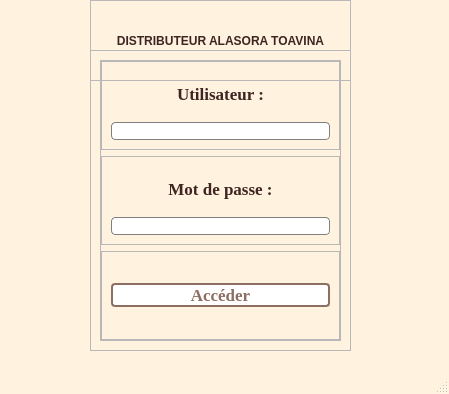
Above: mainwindow.ui from Totelof10/tsena before the change. Below: the same form after it.
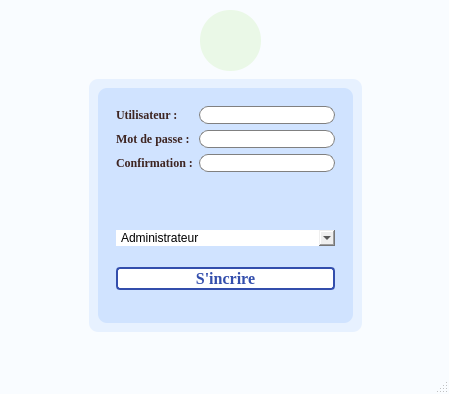
That is the form after the change. Icons and pictures are not drawn.

```diff
--- a/mainwindow.ui
+++ b/mainwindow.ui
@@ -27,7 +27,8 @@
   </property>
   <property name="styleSheet">
    <string notr="true">QMainWindow{
-	background-color:#FFF2DF;
+	background-color:#F9FCFF;
+	/*border-radius: 30px*/
 }
 QLineEdit{
 	border: 1px solid grey;
@@ -43,14 +44,83 @@
 </string>
   </property>
   <widget class="QWidget" name="centralwidget">
+   <property name="styleSheet">
+    <string notr="true"/>
+   </property>
+   <widget class="QFrame" name="frame_3">
+    <property name="geometry">
+     <rect>
+      <x>200</x>
+      <y>10</y>
+      <width>61</width>
+      <height>61</height>
+     </rect>
+    </property>
+    <property name="styleSheet">
+     <string notr="true">background-color: #EAF8E7;
+border-radius: 30px;</string>
+    </property>
+    <property name="frameShape">
+     <enum>QFrame::Shape::StyledPanel</enum>
+    </property>
+    <property name="frameShadow">
+     <enum>QFrame::Shadow::Raised</enum>
+    </property>
+    <property name="lineWidth">
+     <number>1</number>
+    </property>
+    <widget class="QToolButton" name="toolButton">
+     <property name="geometry">
+      <rect>
+       <x>20</x>
+       <y>20</y>
+       <width>21</width>
+       <height>22</height>
+      </rect>
+     </property>
+     <property name="text">
+      <string/>
+     </property>
+     <property name="icon">
+      <iconset theme="QIcon::ThemeIcon::UserAvailable"/>
+     </property>
+    </widget>
+   </widget>
+   <widget class="QStackedWidget" name="stackedWidget">
+    <property name="geometry">
+     <rect>
+      <x>80</x>
+      <y>70</y>
+      <width>291</width>
+      <height>271</height>
+     </rect>
+    </property>
+    <property name="styleSheet">
+     <string notr="true"/>
+    </property>
+    <property name="currentIndex">
+     <number>1</number>
+    </property>
+    <widget class="QWidget" name="page_3">
+     <layout class="QVBoxLayout" name="verticalLayout_3">
+      <item>
    <widget class="QFrame" name="frame">
-    <property name="geometry">
-     <rect>
-      <x>90</x>
-      <y>50</y>
-      <width>261</width>
-      <height>301</height>
-     </rect>
+        <property name="styleSheet">
+         <string notr="true">QFrame{
+	background-color:#E7F1FF;
+	border: 1px;
+	border-radius: 9px;
+}
+QPushButton{
+	border: 2px solid #334EAC;
+	border-radius: 4px;
+	color: #334EAC;
+	background-color: white;
+}
+QPushButton:hover{
+	color: white;
+	background-color: #334EAC;
+}</string>
     </property>
     <property name="frameShape">
      <enum>QFrame::Shape::StyledPanel</enum>
@@ -61,6 +131,16 @@
     <layout class="QVBoxLayout" name="verticalLayout">
      <item>
       <widget class="QFrame" name="frame_2">
+           <property name="styleSheet">
+            <string notr="true">QFrame{
+	background-color: #D0E3FF;
+	border: 1px;
+	border-radius: 9px;
+}
+QLineEdit{
+	background-color: none;
+}</string>
+           </property>
        <property name="frameShape">
         <enum>QFrame::Shape::StyledPanel</enum>
        </property>
@@ -68,6 +148,9 @@
         <enum>QFrame::Shadow::Raised</enum>
        </property>
        <layout class="QVBoxLayout" name="verticalLayout_2">
+            <property name="spacing">
+             <number>0</number>
+            </property>
         <property name="leftMargin">
          <number>0</number>
         </property>
@@ -158,7 +241,7 @@
           <property name="frameShadow">
            <enum>QFrame::Shadow::Raised</enum>
           </property>
-          <layout class="QVBoxLayout" name="verticalLayout_6">
+              <layout class="QHBoxLayout" name="horizontalLayout">
            <property name="leftMargin">
             <number>9</number>
            </property>
@@ -169,7 +252,7 @@
             <number>9</number>
            </property>
            <item>
-            <widget class="QPushButton" name="pushButtonAcceder">
+                <widget class="QPushButton" name="btnAcceder">
              <property name="font">
               <font>
                <family>Times New Roman</family>
@@ -179,16 +262,7 @@
               </font>
              </property>
              <property name="styleSheet">
-              <string notr="true">QPushButton{
-	border: 2px solid #8C6E63;
-	border-radius: 4px;
-	color: #8C6E63;
-	background-color: white;
-}
-QPushButton:hover{
-	color: white;
-	background-color: #8C6E63;
-}</string>
+                  <string notr="true"/>
              </property>
              <property name="text">
               <string>Accéder</string>
@@ -203,41 +277,215 @@
      </item>
     </layout>
    </widget>
-   <widget class="QFrame" name="frame_3">
-    <property name="geometry">
-     <rect>
-      <x>90</x>
-      <y>0</y>
-      <width>261</width>
-      <height>81</height>
-     </rect>
-    </property>
+      </item>
+     </layout>
+    </widget>
+    <widget class="QWidget" name="page_4">
+     <layout class="QVBoxLayout" name="verticalLayout_6">
+      <property name="spacing">
+       <number>0</number>
+      </property>
+      <property name="leftMargin">
+       <number>0</number>
+      </property>
+      <property name="topMargin">
+       <number>0</number>
+      </property>
+      <property name="rightMargin">
+       <number>0</number>
+      </property>
+      <property name="bottomMargin">
+       <number>0</number>
+      </property>
+      <item>
+       <widget class="QFrame" name="frame_9">
+        <property name="styleSheet">
+         <string notr="true">border-radius: 9px</string>
+        </property>
     <property name="frameShape">
      <enum>QFrame::Shape::StyledPanel</enum>
     </property>
     <property name="frameShadow">
      <enum>QFrame::Shadow::Raised</enum>
     </property>
-    <layout class="QVBoxLayout" name="verticalLayout_3">
+        <layout class="QVBoxLayout" name="verticalLayout_8">
+         <property name="spacing">
+          <number>0</number>
+         </property>
+         <property name="leftMargin">
+          <number>9</number>
+         </property>
+         <property name="topMargin">
+          <number>9</number>
+         </property>
+         <property name="rightMargin">
+          <number>9</number>
+         </property>
+         <property name="bottomMargin">
+          <number>9</number>
+         </property>
      <item>
+          <widget class="QFrame" name="frame_11">
+           <property name="styleSheet">
+            <string notr="true">QFrame{
+	background-color:#E7F1FF;
+	border: 1px;
+	border-radius: 9px;
+}
+QPushButton{
+	border: 2px solid #334EAC;
+	border-radius: 4px;
+	color: #334EAC;
+	background-color: white;
+}
+QPushButton:hover{
+	color: white;
+	background-color: #334EAC;
+}</string>
+           </property>
+           <property name="frameShape">
+            <enum>QFrame::Shape::StyledPanel</enum>
+           </property>
+           <property name="frameShadow">
+            <enum>QFrame::Shadow::Raised</enum>
+           </property>
+           <layout class="QVBoxLayout" name="verticalLayout_10">
+            <item>
+             <widget class="QFrame" name="frame_10">
+              <property name="styleSheet">
+               <string notr="true">QFrame{
+	background-color: #D0E3FF;
+	border: 1px;
+	border-radius: 9px;
+}
+QLineEdit{
+	background-color: none;
+}
+QLabel{
+	color: #3E2522;
+}</string>
+              </property>
+              <property name="frameShape">
+               <enum>QFrame::Shape::StyledPanel</enum>
+              </property>
+              <property name="frameShadow">
+               <enum>QFrame::Shadow::Raised</enum>
+              </property>
+              <layout class="QVBoxLayout" name="verticalLayout_9">
+               <property name="spacing">
+                <number>0</number>
+               </property>
+               <item>
+                <widget class="QFrame" name="frame_4">
+                 <property name="frameShape">
+                  <enum>QFrame::Shape::StyledPanel</enum>
+                 </property>
+                 <property name="frameShadow">
+                  <enum>QFrame::Shadow::Raised</enum>
+                 </property>
+                 <layout class="QFormLayout" name="formLayout">
+                  <item row="0" column="0">
       <widget class="QLabel" name="label">
        <property name="font">
         <font>
+                      <family>Times New Roman</family>
          <bold>true</bold>
         </font>
        </property>
-       <property name="styleSheet">
-        <string notr="true">color:#3E2522;</string>
-       </property>
+                    <property name="text">
+                     <string>Utilisateur :</string>
+                    </property>
+                   </widget>
+                  </item>
+                  <item row="0" column="1">
+                   <widget class="QLineEdit" name="lineEdit_nouveau_nom"/>
+                  </item>
+                  <item row="1" column="0">
+                   <widget class="QLabel" name="label_2">
+                    <property name="font">
+                     <font>
+                      <family>Times New Roman</family>
+                      <bold>true</bold>
+                     </font>
+                    </property>
        <property name="text">
-        <string>DISTRIBUTEUR ALASORA TOAVINA</string>
-       </property>
-       <property name="alignment">
-        <set>Qt::AlignmentFlag::AlignCenter</set>
-       </property>
-      </widget>
-     </item>
-    </layout>
+                     <string>Mot de passe :</string>
+                    </property>
+                   </widget>
+                  </item>
+                  <item row="1" column="1">
+                   <widget class="QLineEdit" name="lineEdit_nouveau_password"/>
+                  </item>
+                  <item row="2" column="0">
+                   <widget class="QLabel" name="label_3">
+                    <property name="font">
+                     <font>
+                      <family>Times New Roman</family>
+                      <bold>true</bold>
+                     </font>
+                    </property>
+                    <property name="text">
+                     <string>Confirmation :</string>
+                    </property>
+                   </widget>
+                  </item>
+                  <item row="2" column="1">
+                   <widget class="QLineEdit" name="lineEdit_confirmation_password"/>
+                  </item>
+                 </layout>
+                </widget>
+               </item>
+               <item>
+                <widget class="QFrame" name="frame_8">
+                 <property name="frameShape">
+                  <enum>QFrame::Shape::StyledPanel</enum>
+                 </property>
+                 <property name="frameShadow">
+                  <enum>QFrame::Shadow::Raised</enum>
+                 </property>
+                 <layout class="QVBoxLayout" name="verticalLayout_7">
+                  <item>
+                   <widget class="QComboBox" name="comboBox_statut">
+                    <item>
+                     <property name="text">
+                      <string>Administrateur</string>
+                     </property>
+                    </item>
+                    <item>
+                     <property name="text">
+                      <string>Vendeur</string>
+                     </property>
+                    </item>
+                   </widget>
+                  </item>
+                  <item>
+                   <widget class="QPushButton" name="btnInscrire">
+                    <property name="font">
+                     <font>
+                      <family>Times New Roman</family>
+                      <pointsize>12</pointsize>
+                      <bold>true</bold>
+                     </font>
+                    </property>
+                    <property name="text">
+                     <string>S'incrire</string>
+                    </property>
+                   </widget>
+                  </item>
+                 </layout>
+                </widget>
+               </item>
+              </layout>
+             </widget>
+            </item>
+           </layout>
+          </widget>
+         </item>
+        </layout>
+       </widget>
+      </item>
+     </layout>
+    </widget>
    </widget>
   </widget>
   <widget class="QMenuBar" name="menubar">
```
Left out of the diff: 39 changed lines with no effect on the pictures. Lines whose indentation alone changed are shown as unchanged.
